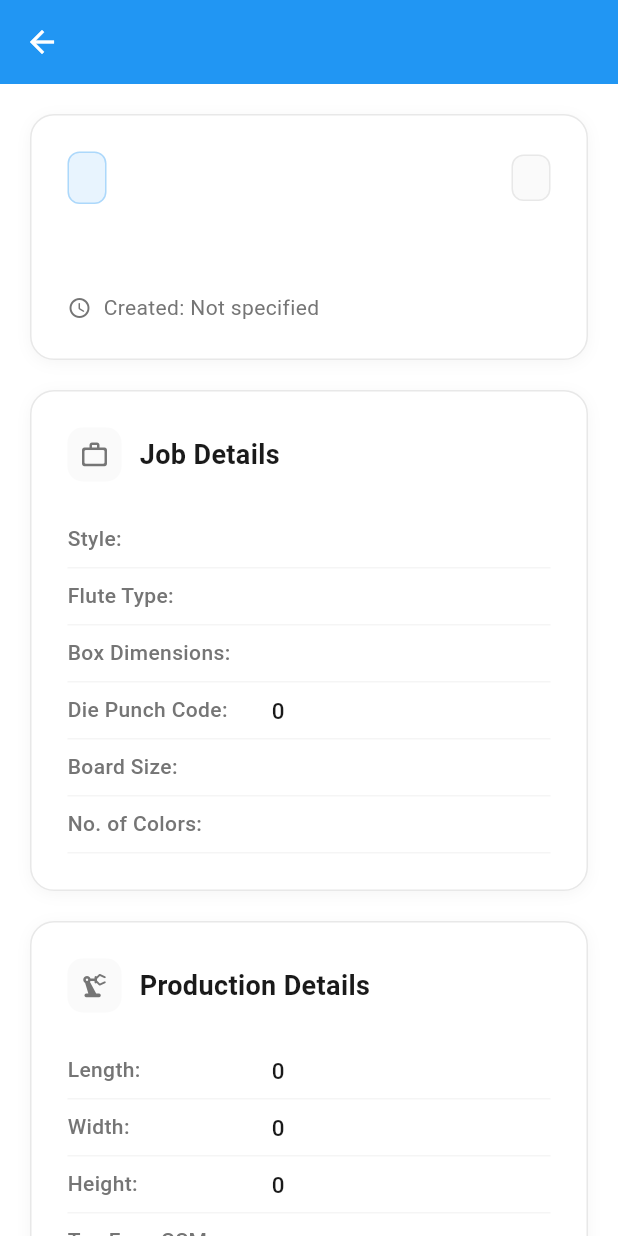
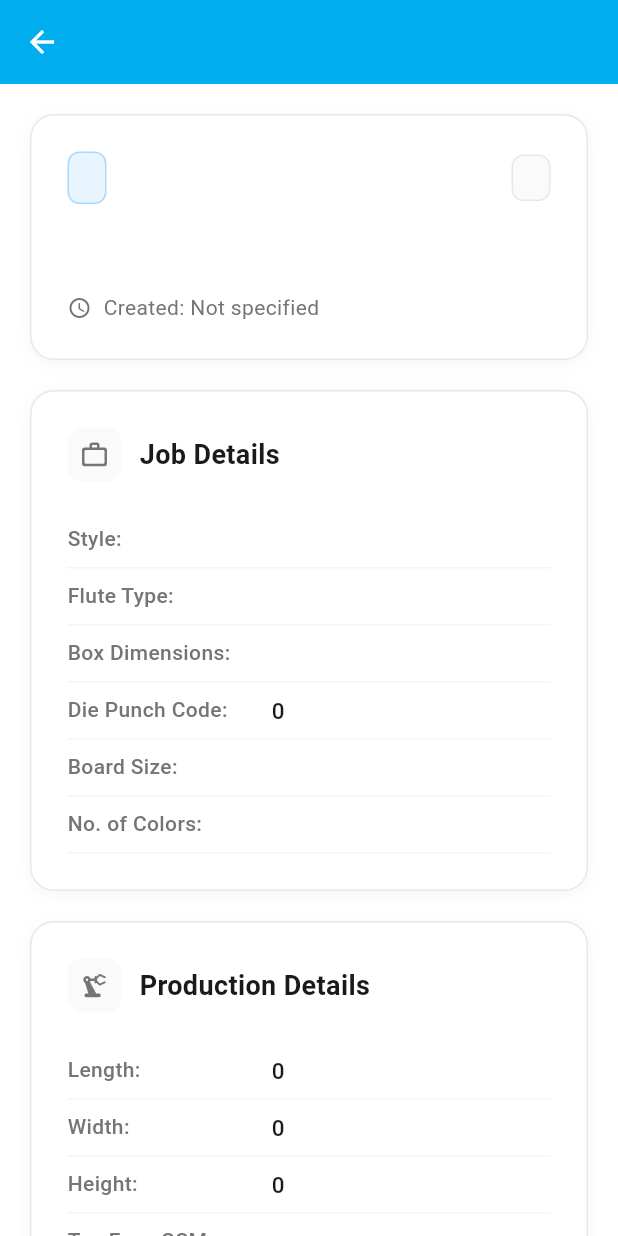
Before and after one commit to SHANKHHHH/NRCapp, a Flutter app: the JobDetailScreen screen opened directly with empty values, on a phone screen of 412 x 824 dp. Run offline on Flutter 3.47's test engine with Material 3 defaults, Android fonts, the phone set to English and light mode, and no system bars; our stand-ins replace dio, go_router, image_picker, shared_preferences; accounts and stored records are empty; network calls fail.

Commit message:
Updated the Colours

```diff
--- a/lib/presentation/pages/dashboard/PlanningDashboard.dart
+++ b/lib/presentation/pages/dashboard/PlanningDashboard.dart
@@ -3,7 +3,6 @@ import 'package:go_router/go_router.dart';
 import '../../../constants/colors.dart';
 import 'package:dio/dio.dart';
 import '../../../data/datasources/job_api.dart';
-import '../../../data/models/job_model.dart';
 import '../../../constants/strings.dart';
 import '../../pages/job/PendingJobsWorkPage.dart';
 import '../../pages/job/AllRecentActivitiesPage.dart';
--- a/lib/presentation/pages/home/HomeScreen.dart
+++ b/lib/presentation/pages/home/HomeScreen.dart
@@ -243,7 +243,7 @@ class _HomeScreenState extends State<HomeScreen> {
           children: [
             const Text(
               'Menu',
-              style: TextStyle(fontSize: 22, fontWeight: FontWeight.bold, color: AppColors.white),
+              style: TextStyle(fontSize: 22, fontWeight: FontWeight.bold, color: AppColors.maincolor),
             ),
             const SizedBox(height: 24),
             if (_userRole == 'admin')...[
--- a/lib/presentation/pages/job/AllJobs.dart
+++ b/lib/presentation/pages/job/AllJobs.dart
@@ -1,6 +1,7 @@
 import 'package:flutter/material.dart';
 import 'package:flutter/services.dart';
 import 'package:dio/dio.dart';
+import 'package:nrc/constants/colors.dart';
 import 'package:nrc/constants/strings.dart';
 import '../../../data/models/job_model.dart';
 import '../../../data/datasources/job_api.dart';
@@ -257,7 +258,7 @@ class _AllJobsScreenState extends State<AllJobsScreen> {
             letterSpacing: -0.3,
           ),
         ),
-        backgroundColor: Colors.blue,
+        backgroundColor: AppColors.maincolor,
         foregroundColor: Colors.white,
         elevation: 0,
         systemOverlayStyle: const SystemUiOverlayStyle(
--- a/lib/presentation/pages/job/JobDetailScreen.dart
+++ b/lib/presentation/pages/job/JobDetailScreen.dart
@@ -3,6 +3,7 @@ import 'package:flutter/services.dart';
 import 'package:dio/dio.dart';
 import 'package:go_router/go_router.dart';
 import 'package:nrc/constants/strings.dart';
+import '../../../constants/colors.dart';
 import '../../../data/models/job_model.dart';
 import '../../../data/datasources/job_api.dart';
 
@@ -36,7 +37,7 @@ class JobDetailScreen extends StatelessWidget {
             mainAxisSize: MainAxisSize.min,
             children: [
               CircularProgressIndicator(
-                valueColor: AlwaysStoppedAnimation<Color>(Colors.blue),
+                valueColor: AlwaysStoppedAnimation<Color>(AppColors.maincolor),
                 strokeWidth: 3,
               ),
               SizedBox(height: 24),
@@ -122,7 +123,7 @@ class JobDetailScreen extends StatelessWidget {
                     width: double.infinity,
                     child: ElevatedButton(
                       style: ElevatedButton.styleFrom(
-                        backgroundColor: Colors.blue,
+                        backgroundColor: AppColors.maincolor,
                         foregroundColor: Colors.white,
                         shape: RoundedRectangleBorder(
                           borderRadius: BorderRadius.circular(12),
@@ -209,7 +210,7 @@ class JobDetailScreen extends StatelessWidget {
                     width: double.infinity,
                     child: ElevatedButton(
                       style: ElevatedButton.styleFrom(
-                        backgroundColor: Colors.blue,
+                        backgroundColor: AppColors.maincolor,
                         foregroundColor: Colors.white,
                         shape: RoundedRectangleBorder(
                           borderRadius: BorderRadius.circular(12),
@@ -253,11 +254,11 @@ class JobDetailScreen extends StatelessWidget {
             letterSpacing: -0.3,
           ),
         ),
-        backgroundColor: Colors.blue,
+        backgroundColor: AppColors.maincolor,
         foregroundColor: Colors.white,
         elevation: 0,
         systemOverlayStyle: const SystemUiOverlayStyle(
-          statusBarColor: Colors.blue,
+          statusBarColor: AppColors.maincolor,
           statusBarIconBrightness: Brightness.light,
         ),
       ),
@@ -320,7 +321,7 @@ class JobDetailScreen extends StatelessWidget {
                   style: const TextStyle(
                     fontSize: 14,
                     fontWeight: FontWeight.w600,
-                    color: Colors.blue,
+                    color: AppColors.maincolor,
                     letterSpacing: 0.3,
                   ),
                 ),
@@ -661,7 +662,7 @@ class JobDetailScreen extends StatelessWidget {
           children: [
             Icon(
               Icons.work_rounded,
-              color: Colors.blue,
+              color: AppColors.maincolor,
               size: 24,
             ),
             SizedBox(width: 12),
@@ -671,7 +672,7 @@ class JobDetailScreen extends StatelessWidget {
               style: TextStyle(
                 fontSize: 16,
                 fontWeight: FontWeight.w600,
-                color: Colors.blue,
+                color: AppColors.maincolor,
                 letterSpacing: 0.3,
               ),
             ),
--- a/lib/presentation/pages/main/MainHomePage.dart
+++ b/lib/presentation/pages/main/MainHomePage.dart
@@ -1,4 +1,5 @@
 import 'package:flutter/material.dart';
+import 'package:nrc/constants/colors.dart';
 
 import '../home/HomeScreen.dart';
 import '../notification/NotificationsScreen.dart';
@@ -77,7 +78,7 @@ class _MainScaffoldState extends State<MainScaffold> {
             ],
             currentIndex: _selectedIndex,
             onTap: _onItemTapped,
-            selectedItemColor: Colors.blueAccent,
+            selectedItemColor: AppColors.maincolor,
             unselectedItemColor: Colors.grey,
             selectedLabelStyle: const TextStyle(fontWeight: FontWeight.bold),
             unselectedLabelStyle: const TextStyle(fontWeight: FontWeight.normal),
```
Also changed, not shown: lib/presentation/pages/job/jobMainCard.dart (+5 -4 lines), lib/presentation/pages/work/WorkScreen.dart (+5 -15 lines).
